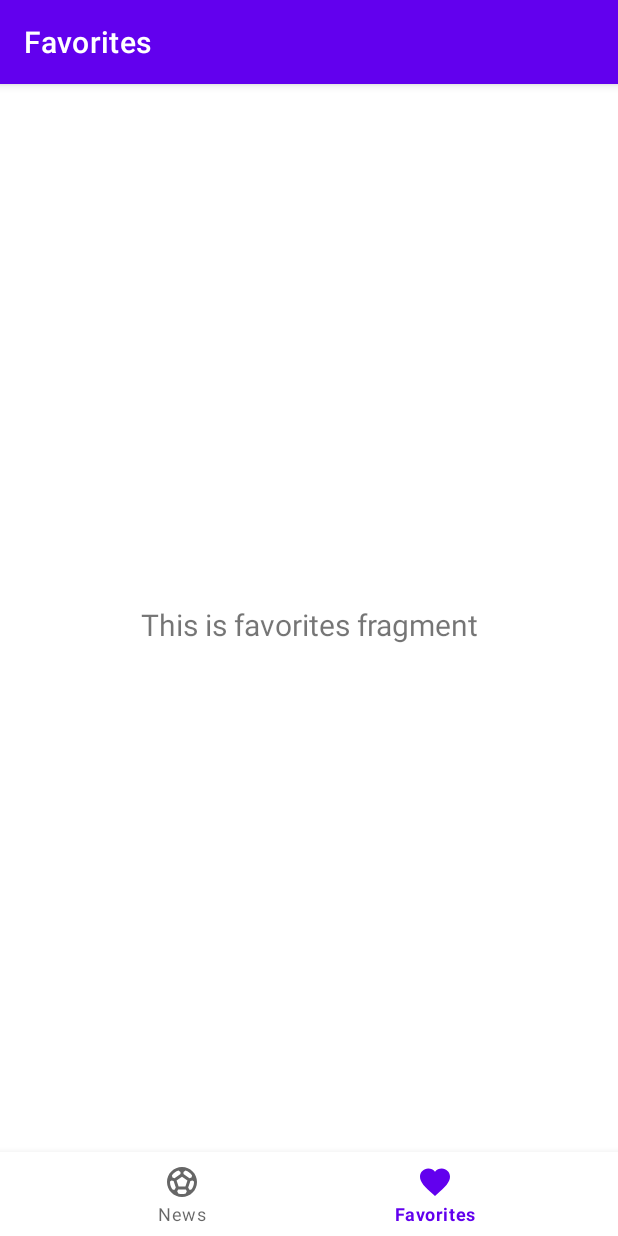
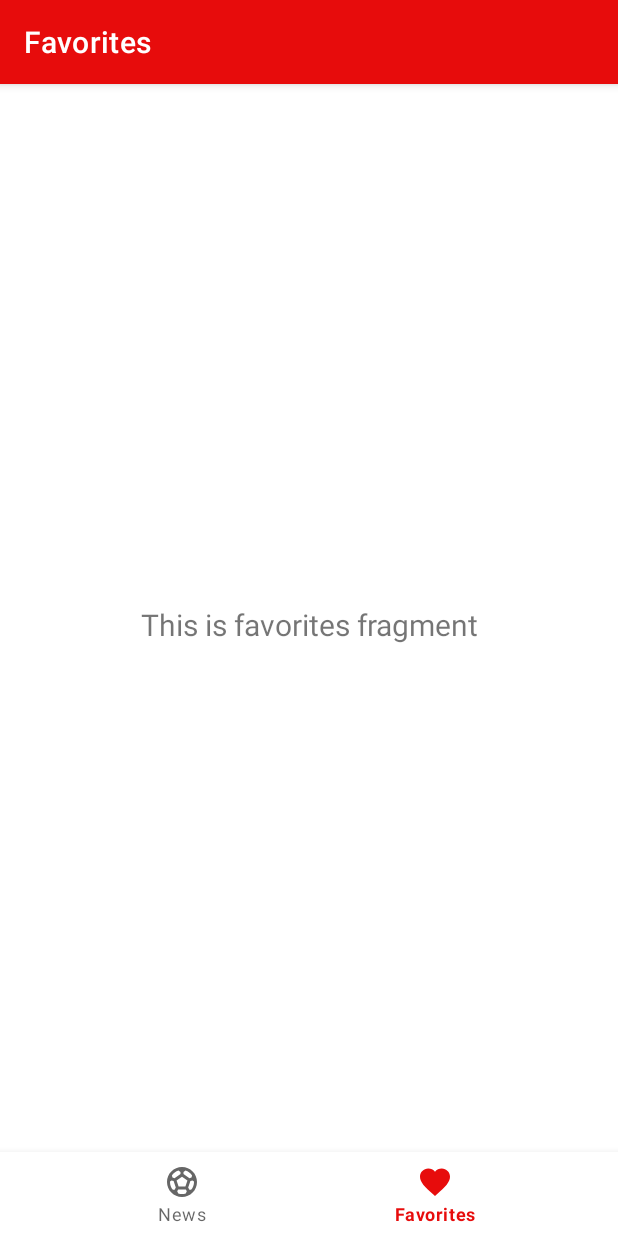
Before and after one commit to suellenmuniz/Soocer-news, an Android app: the screen it shows after launch (MainActivity), item 2 of the bottom bar chosen, on a phone screen of 412 x 824 dp. Run offline under Robolectric (Android 15) with nearby library versions, the phone set to English and light mode, and no system bars; our stand-ins replace navigation-ui; 3 statements that could not run were skipped.

Commit message:
Criando icon do App e alterando cores.

```diff
--- a/app/src/main/AndroidManifest.xml
+++ b/app/src/main/AndroidManifest.xml
@@ -9,9 +9,9 @@
         android:allowBackup="true"
         android:dataExtractionRules="@xml/data_extraction_rules"
         android:fullBackupContent="@xml/backup_rules"
-        android:icon="@mipmap/ic_launcher"
+        android:icon="@mipmap/ic_launcher_girls"
         android:label="@string/app_name"
-        android:roundIcon="@mipmap/ic_launcher_round"
+        android:roundIcon="@mipmap/ic_launcher_girls_round"
         android:supportsRtl="true"
         android:theme="@style/Theme.SoocerGirls"
         tools:targetApi="31">
--- /dev/null
+++ b/app/src/main/res/mipmap-anydpi-v26/ic_launcher_girls.xml
@@ -0,0 +1,5 @@
+<?xml version="1.0" encoding="utf-8"?>
+<adaptive-icon xmlns:android="http://schemas.android.com/apk/res/android">
+    <background android:drawable="@color/ic_launcher_girls_background"/>
+    <foreground android:drawable="@mipmap/ic_launcher_girls_foreground"/>
+</adaptive-icon>
--- a/app/src/main/res/values-night/themes.xml
+++ b/app/src/main/res/values-night/themes.xml
@@ -2,8 +2,8 @@
     <!-- Base application theme. -->
     <style name="Theme.SoocerGirls" parent="Theme.MaterialComponents.DayNight.DarkActionBar">
         <!-- Primary brand color. -->
-        <item name="colorPrimary">@color/purple_200</item>
-        <item name="colorPrimaryVariant">@color/purple_700</item>
+        <item name="colorPrimary">@color/ic_launcher_girls_background</item>
+        <item name="colorPrimaryVariant">@color/black</item>
         <item name="colorOnPrimary">@color/black</item>
         <!-- Secondary brand color. -->
         <item name="colorSecondary">@color/teal_200</item>
--- a/app/src/main/res/values/colors.xml
+++ b/app/src/main/res/values/colors.xml
@@ -1,8 +1,8 @@
 <?xml version="1.0" encoding="utf-8"?>
 <resources>
     <color name="purple_200">#FFBB86FC</color>
-    <color name="purple_500">#FF6200EE</color>
-    <color name="purple_700">#FF3700B3</color>
+    <color name="purple_500">#020005</color>
+    <color name="purple_700">#F71008</color>
     <color name="teal_200">#FF03DAC5</color>
     <color name="teal_700">#FF018786</color>
     <color name="black">#FF000000</color>
--- /dev/null
+++ b/app/src/main/res/values/ic_launcher_girls_background.xml
@@ -0,0 +1,4 @@
+<?xml version="1.0" encoding="utf-8"?>
+<resources>
+    <color name="ic_launcher_girls_background">#E70C0C</color>
+</resources>
--- a/app/src/main/res/values/themes.xml
+++ b/app/src/main/res/values/themes.xml
@@ -2,12 +2,12 @@
     <!-- Base application theme. -->
     <style name="Theme.SoocerGirls" parent="Theme.MaterialComponents.DayNight.DarkActionBar">
         <!-- Primary brand color. -->
-        <item name="colorPrimary">@color/purple_500</item>
-        <item name="colorPrimaryVariant">@color/purple_700</item>
+        <item name="colorPrimary">@color/ic_launcher_girls_background</item>
+        <item name="colorPrimaryVariant">@color/black</item>
         <item name="colorOnPrimary">@color/white</item>
         <!-- Secondary brand color. -->
-        <item name="colorSecondary">@color/teal_200</item>
-        <item name="colorSecondaryVariant">@color/teal_700</item>
+        <item name="colorSecondary">@color/ic_launcher_girls_background</item>
+        <item name="colorSecondaryVariant">@color/white</item>
         <item name="colorOnSecondary">@color/black</item>
         <!-- Status bar color. -->
         <item name="android:statusBarColor" tools:targetApi="l">?attr/colorPrimaryVariant</item>
```
